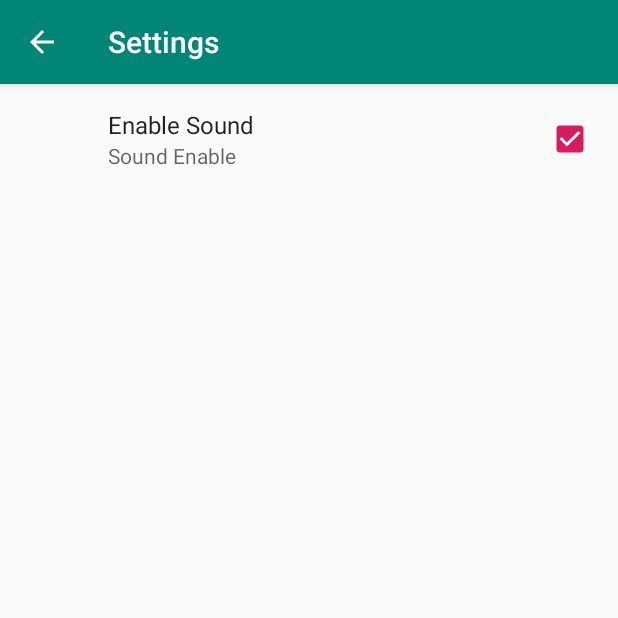
After one commit to Mosandr/AndroidLessons, an Android app: the SettingsActivity screen opened directly, with no data from a screen before it, on a phone screen of 412 x 824 dp, the top half of it. The commit adds this screen. Run offline under Robolectric (Android 15) with nearby library versions, the light colour scheme and no system bars; our stand-ins replace androidx.preference.

Commit message:
With Settings

```diff
--- a/cooltimer/build.gradle
+++ b/cooltimer/build.gradle
@@ -31,4 +31,5 @@ dependencies {
     testImplementation 'junit:junit:4.12'
     androidTestImplementation 'androidx.test.ext:junit:1.1.1'
     androidTestImplementation 'androidx.test.espresso:espresso-core:3.2.0'
+    implementation 'androidx.preference:preference:1.1.0-rc01'
 }
--- /dev/null
+++ b/cooltimer/src/main/java/com/example/cooltimer/SettingsActivity.java
@@ -0,0 +1,33 @@
+package com.example.cooltimer;
+
+import androidx.annotation.NonNull;
+import androidx.appcompat.app.ActionBar;
+import androidx.appcompat.app.AppCompatActivity;
+import androidx.core.app.NavUtils;
+
+import android.os.Bundle;
+import android.view.MenuItem;
+
+public class SettingsActivity extends AppCompatActivity {
+
+    @Override
+    protected void onCreate(Bundle savedInstanceState) {
+        super.onCreate(savedInstanceState);
+        setContentView(R.layout.activity_settings);
+        /**Set back button on actionBar Step 1*/
+        ActionBar actionBar = this.getSupportActionBar();
+        if(actionBar!=null) {
+            actionBar.setDisplayHomeAsUpEnabled(true);
+        }
+    }
+
+    /**Set back button on actionBar Step 2*/
+    @Override
+    public boolean onOptionsItemSelected(@NonNull MenuItem item) {
+        int id =item.getItemId();
+        if (id == android.R.id.home){
+            NavUtils.navigateUpFromSameTask(this);
+        }
+        return super.onOptionsItemSelected(item);
+    }
+}
--- /dev/null
+++ b/cooltimer/src/main/java/com/example/cooltimer/SettingsFragment.java
@@ -0,0 +1,13 @@
+package com.example.cooltimer;
+
+import android.os.Bundle;
+
+import androidx.preference.PreferenceFragmentCompat;
+
+public class SettingsFragment extends PreferenceFragmentCompat {
+    @Override
+    public void onCreatePreferences(Bundle savedInstanceState, String rootKey) {
+        addPreferencesFromResource(R.xml.timer_preferences);
+
+    }
+}
--- /dev/null
+++ b/cooltimer/src/main/res/drawable/ic_question_answer_white_24dp.xml
@@ -0,0 +1,5 @@
+<vector android:height="24dp" android:tint="#F5F4F6"
+    android:viewportHeight="24.0" android:viewportWidth="24.0"
+    android:width="24dp" xmlns:android="http://schemas.android.com/apk/res/android">
+    <path android:fillColor="#FF000000" android:pathData="M21,6h-2v9L6,15v2c0,0.55 0.45,1 1,1h11l4,4L22,7c0,-0.55 -0.45,-1 -1,-1zM17,12L17,3c0,-0.55 -0.45,-1 -1,-1L3,2c-0.55,0 -1,0.45 -1,1v14l4,-4h10c0.55,0 1,-0.45 1,-1z"/>
+</vector>
--- /dev/null
+++ b/cooltimer/src/main/res/drawable/ic_settings_white_24dp.xml
@@ -0,0 +1,5 @@
+<vector android:height="24dp" android:tint="#F5F4F6"
+    android:viewportHeight="24" android:viewportWidth="24"
+    android:width="24dp" xmlns:android="http://schemas.android.com/apk/res/android">
+    <path android:fillColor="#FF000000" android:pathData="M19.1,12.9a2.8,2.8 0,0 0,0.1 -0.9,2.8 2.8,0 0,0 -0.1,-0.9l2.1,-1.6a0.7,0.7 0,0 0,0.1 -0.6L19.4,5.5a0.7,0.7 0,0 0,-0.6 -0.2l-2.4,1a6.5,6.5 0,0 0,-1.6 -0.9l-0.4,-2.6a0.5,0.5 0,0 0,-0.5 -0.4H10.1a0.5,0.5 0,0 0,-0.5 0.4L9.3,5.4a5.6,5.6 0,0 0,-1.7 0.9l-2.4,-1a0.4,0.4 0,0 0,-0.5 0.2l-2,3.4c-0.1,0.2 0,0.4 0.2,0.6l2,1.6a2.8,2.8 0,0 0,-0.1 0.9,2.8 2.8,0 0,0 0.1,0.9L2.8,14.5a0.7,0.7 0,0 0,-0.1 0.6l1.9,3.4a0.7,0.7 0,0 0,0.6 0.2l2.4,-1a6.5,6.5 0,0 0,1.6 0.9l0.4,2.6a0.5,0.5 0,0 0,0.5 0.4h3.8a0.5,0.5 0,0 0,0.5 -0.4l0.3,-2.6a5.6,5.6 0,0 0,1.7 -0.9l2.4,1a0.4,0.4 0,0 0,0.5 -0.2l2,-3.4c0.1,-0.2 0,-0.4 -0.2,-0.6ZM12,15.6A3.6,3.6 0,1 1,15.6 12,3.6 3.6,0 0,1 12,15.6Z"/>
+</vector>
--- a/cooltimer/src/main/res/values/styles.xml
+++ b/cooltimer/src/main/res/values/styles.xml
@@ -6,6 +6,7 @@
         <item name="colorPrimary">@color/colorPrimary</item>
         <item name="colorPrimaryDark">@color/colorPrimaryDark</item>
         <item name="colorAccent">@color/colorAccent</item>
+        <item name="preferenceTheme">@style/PreferenceThemeOverlay</item>
     </style>
 
 </resources>
--- /dev/null
+++ b/cooltimer/src/main/res/xml/timer_preferences.xml
@@ -0,0 +1,11 @@
+<?xml version="1.0" encoding="utf-8"?>
+<PreferenceScreen xmlns:android="http://schemas.android.com/apk/res/android">
+    <CheckBoxPreference
+        android:defaultValue="true"
+        android:key="enable_sound"
+        android:title="Enable Sound"
+        android:summaryOff="Sound Disable"
+        android:summaryOn="Sound Enable"
+        />
+
+</PreferenceScreen>
```
Also changed, not shown: cooltimer/src/main/AndroidManifest.xml (+20 -4 lines), cooltimer/src/main/java/com/example/cooltimer/AboutActivity.java (added, +32 -0 lines), cooltimer/src/main/java/com/example/cooltimer/MainActivity.java (+26 -0 lines), cooltimer/src/main/res/layout/activity_about.xml (added, +9 -0 lines), cooltimer/src/main/res/layout/activity_settings.xml (added, +9 -0 lines), cooltimer/src/main/res/menu/timer_menu.xml (added, +20 -0 lines), 3 other files.
